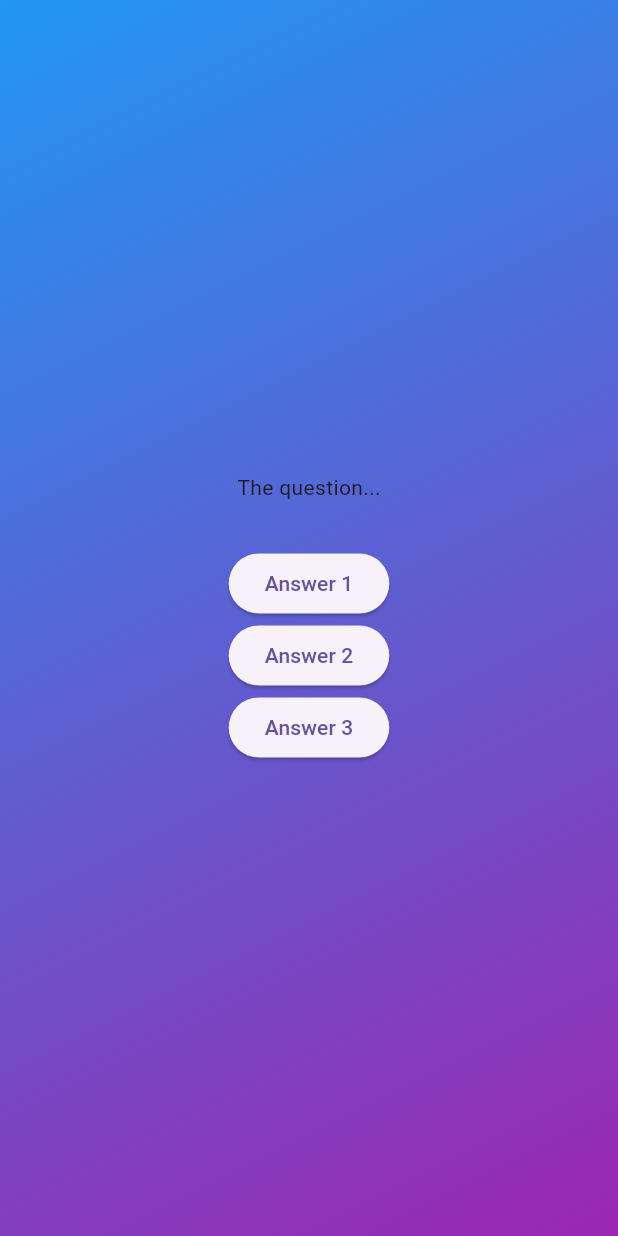
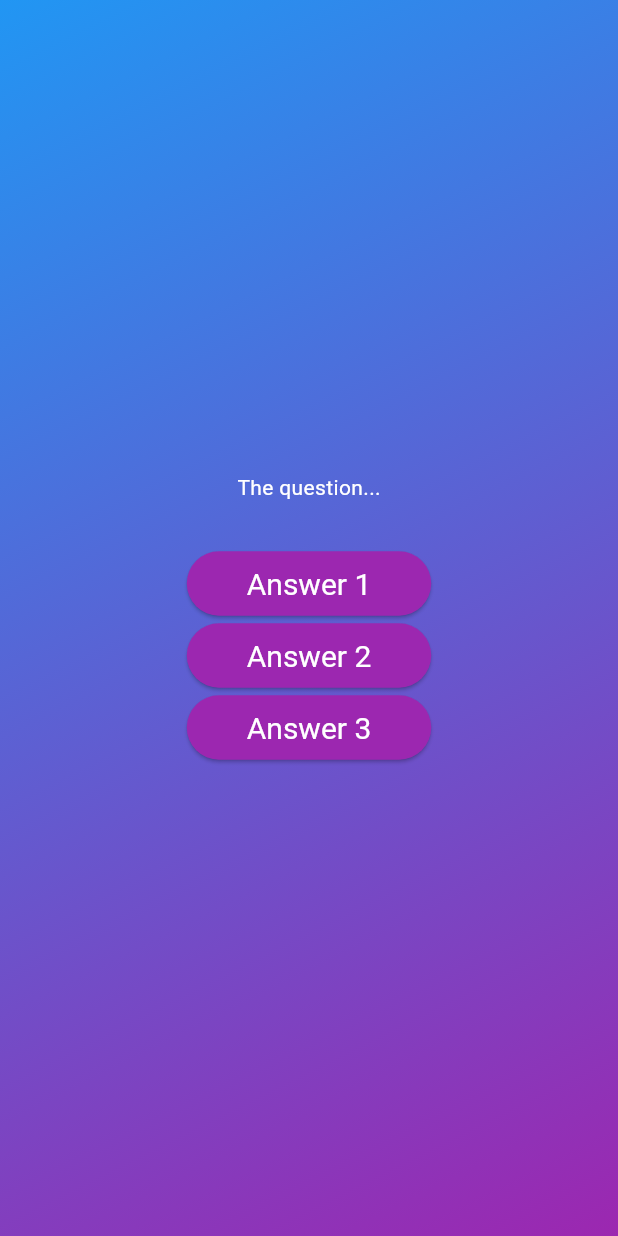
Before and after one commit to m0rb1u5/quiz-app, a Flutter app: the screen it shows after launch, after a tap on "Start Quiz", on a phone screen of 412 x 824 dp. Run offline on Flutter 3.47's test engine with Material 3 defaults, Android fonts, the phone set to English and light mode, and no system bars.

Commit message:
68. Creating a Reusable, Custom Styled Button

```diff
--- /dev/null
+++ b/lib/answer_button.dart
@@ -0,0 +1,26 @@
+import 'package:flutter/material.dart';
+
+class AnswerButton extends StatelessWidget {
+  const AnswerButton(
+      {required this.answerText, required this.onTap, super.key});
+
+  final String answerText;
+  final void Function() onTap;
+
+  @override
+  Widget build(BuildContext context) {
+    return ElevatedButton(
+      onPressed: onTap,
+      style: ElevatedButton.styleFrom(
+        padding: const EdgeInsets.symmetric(vertical: 10, horizontal: 40),
+        foregroundColor: Colors.white,
+        backgroundColor: Colors.purple,
+        shape: RoundedRectangleBorder(borderRadius: BorderRadius.circular(40)),
+        textStyle: const TextStyle(
+          fontSize: 20,
+        ),
+      ),
+      child: Text(answerText),
+    );
+  }
+}
--- a/lib/questions_screen.dart
+++ b/lib/questions_screen.dart
@@ -1,4 +1,5 @@
 import 'package:flutter/material.dart';
+import 'package:quiz_app/answer_button.dart';
 
 class QuestionsScreen extends StatefulWidget {
   const QuestionsScreen({super.key});
@@ -17,21 +18,24 @@ class _QuestionsScreenState extends State<QuestionsScreen> {
       child: Column(
         mainAxisAlignment: MainAxisAlignment.center,
         children: [
-          const Text("The question..."),
+          const Text(
+            "The question...",
+            style: TextStyle(color: Colors.white),
+          ),
           const SizedBox(
             height: 30,
           ),
-          ElevatedButton(
-            onPressed: () {},
-            child: const Text('Answer 1'),
+          AnswerButton(
+            answerText: 'Answer 1',
+            onTap: () {},
           ),
-          ElevatedButton(
-            onPressed: () {},
-            child: const Text('Answer 2'),
+          AnswerButton(
+            answerText: 'Answer 2',
+            onTap: () {},
           ),
-          ElevatedButton(
-            onPressed: () {},
-            child: const Text('Answer 3'),
+          AnswerButton(
+            answerText: 'Answer 3',
+            onTap: () {},
           ),
         ],
       ),
```
